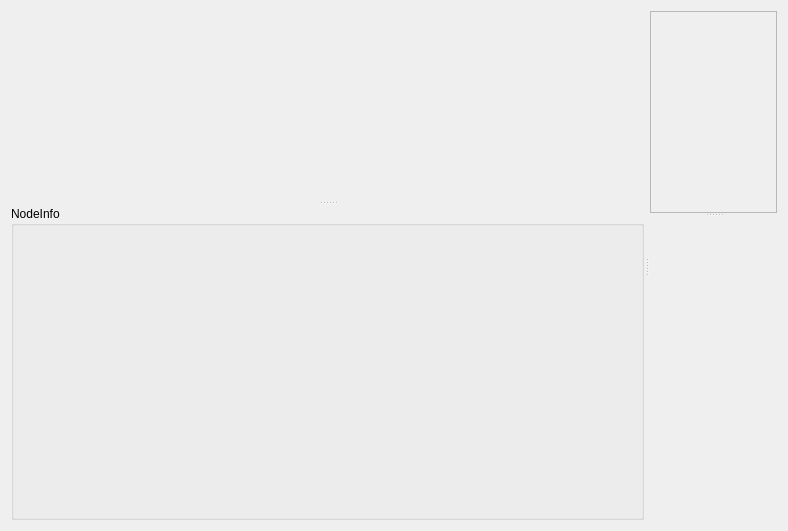
The window that frappy/gui/ui/nodewidget.ui (SampleEnvironment/frappy) describes before a commit, drawn with Qt 5.
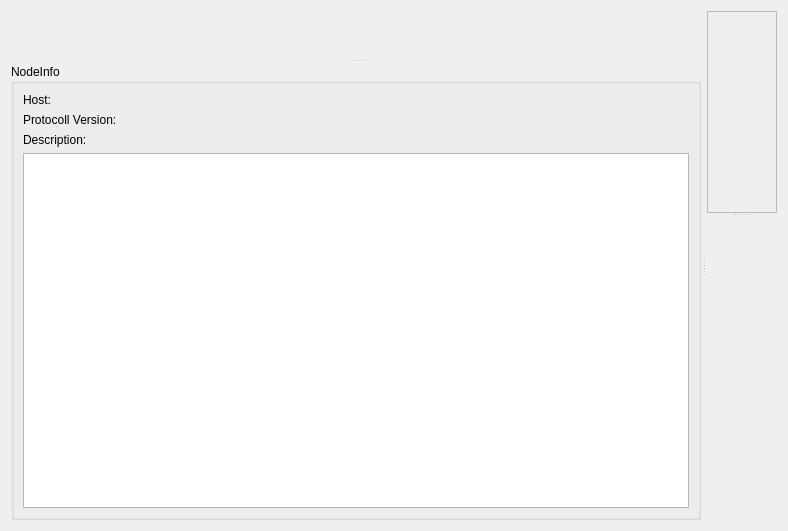
The same window after the commit. Custom widgets are drawn as their Qt base class.

```diff
--- a/frappy/gui/ui/nodewidget.ui
+++ b/frappy/gui/ui/nodewidget.ui
@@ -73,6 +73,53 @@
           <property name="title">
            <string>NodeInfo</string>
           </property>
+          <layout class="QGridLayout" name="gridLayout" columnstretch="1,3">
+           <item row="0" column="0">
+            <widget class="QLabel" name="label">
+             <property name="text">
+              <string>Host:</string>
+             </property>
+            </widget>
+           </item>
+           <item row="0" column="1">
+            <widget class="QLabel" name="hostLabel">
+             <property name="text">
+              <string>&lt;host&gt;</string>
+             </property>
+            </widget>
+           </item>
+           <item row="1" column="0">
+            <widget class="QLabel" name="label_2">
+             <property name="text">
+              <string>Protocoll Version:</string>
+             </property>
+            </widget>
+           </item>
+           <item row="1" column="1">
+            <widget class="QLabel" name="protocolLabel">
+             <property name="text">
+              <string>&lt;version&gt;</string>
+             </property>
+             <property name="wordWrap">
+              <bool>true</bool>
+             </property>
+            </widget>
+           </item>
+           <item row="2" column="0">
+            <widget class="QLabel" name="label_5">
+             <property name="text">
+              <string>Description:</string>
+             </property>
+            </widget>
+           </item>
+           <item row="3" column="0" colspan="2">
+            <widget class="QPlainTextEdit" name="descriptionEdit">
+             <property name="readOnly">
+              <bool>true</bool>
+             </property>
+            </widget>
+           </item>
+          </layout>
          </widget>
         </widget>
        </item>
```
